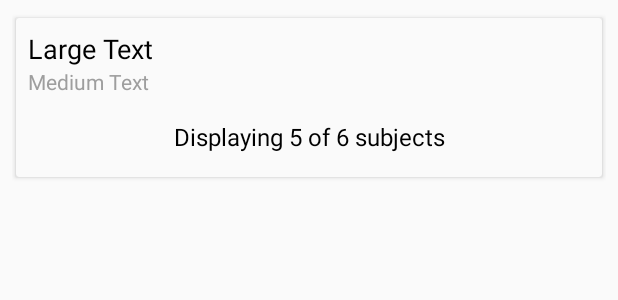
After one commit to nowke/courseview, an Android app: the layout row_document_edit_list.xml on its own in the app's theme, with its tools: preview values and no code run, on a phone screen of 412 x 824 dp. The commit adds this screen. Shown: the top 300 px of the screen. Run offline under Robolectric (Android 15) with nearby library versions, the phone set to English and light mode, and no system bars.

Commit message:
Edit subject activity created

```diff
--- a/app/src/main/java/in/nowke/courseview/MainActivity.java
+++ b/app/src/main/java/in/nowke/courseview/MainActivity.java
@@ -152,6 +152,12 @@ public class MainActivity extends AppCompatActivity implements NavigationView.On
             return true;
         }
 
+        if (item.getItemId() == R.id.menu_edit_subjects) {
+            drawer.closeDrawers();
+            startActivity(new Intent(this, EditSubjectActivity.class));
+            return true;
+        }
+
         item.setChecked(true);
         drawer.closeDrawers();
 
--- a/app/src/main/java/in/nowke/courseview/adapters/CourseviewDBAdapter.java
+++ b/app/src/main/java/in/nowke/courseview/adapters/CourseviewDBAdapter.java
@@ -159,7 +159,7 @@ public class CourseviewDBAdapter {
 
     public List<Document> getDocumentList() {
         SQLiteDatabase db = helper.getReadableDatabase();
-        String columns[] = {CourseDBHelper.DOCUMENT_ID, CourseDBHelper.DOCUMENT_TITLE};
+        String columns[] = {CourseDBHelper.DOCUMENT_ID, CourseDBHelper.DOCUMENT_TITLE, CourseDBHelper.DOCUMENT_OWNER};
         Cursor cursor = db.query(CourseDBHelper.TABLE_DOCUMENT, columns, null, null, null, null, null);
 
         List<Document> documents = new ArrayList<>();
@@ -168,12 +168,15 @@ public class CourseviewDBAdapter {
 
             int index1 = cursor.getColumnIndex(CourseDBHelper.DOCUMENT_ID);
             int index2 = cursor.getColumnIndex(CourseDBHelper.DOCUMENT_TITLE);
+            int index3 = cursor.getColumnIndex(CourseDBHelper.DOCUMENT_OWNER);
 
             long documentId = cursor.getLong(index1);
             String documentTitle = cursor.getString(index2);
+            String documentOwner = cursor.getString(index3);
 
             document.id = documentId;
             document.title = documentTitle;
+            document.owner = documentOwner;
 
             documents.add(document);
         }
--- /dev/null
+++ b/app/src/main/res/layout/row_document_edit_list.xml
@@ -0,0 +1,68 @@
+<?xml version="1.0" encoding="utf-8"?>
+<LinearLayout xmlns:android="http://schemas.android.com/apk/res/android"
+    xmlns:card_view="http://schemas.android.com/apk/res-auto"
+    android:layout_width="match_parent"
+    android:layout_height="match_parent"
+    android:layout_marginBottom="0dp"
+    android:layout_marginLeft="8dp"
+    android:layout_marginRight="8dp"
+    android:layout_marginTop="8dp"
+    android:clickable="true"
+    android:orientation="vertical">
+
+    <android.support.v7.widget.CardView
+        android:layout_width="match_parent"
+        android:layout_height="wrap_content"
+        card_view:cardBackgroundColor="@color/colorWhiteGray"
+        card_view:cardElevation="2dp"
+        android:foreground="?android:attr/selectableItemBackground"
+        android:clickable="true"
+        card_view:cardUseCompatPadding="true">
+
+        <LinearLayout
+            android:layout_width="match_parent"
+            android:layout_height="match_parent"
+            android:orientation="vertical"
+            android:paddingBottom="0dp"
+            android:paddingLeft="8dp"
+            android:paddingRight="8dp"
+            android:paddingTop="8dp">
+
+            <TextView
+                android:id="@+id/documentTitle"
+                android:layout_width="wrap_content"
+                android:layout_height="wrap_content"
+                android:text="Large Text"
+                android:textColor="@color/colorBlack"
+                android:textSize="18sp" />
+
+            <TextView
+                android:id="@+id/documentOwner"
+                android:layout_width="wrap_content"
+                android:layout_height="wrap_content"
+                android:text="Medium Text"
+                android:textColor="@color/colorGrayDark"
+                android:textSize="14sp" />
+
+            <TextView
+                android:id="@+id/documentDisplaySubjects"
+                android:layout_width="match_parent"
+                android:layout_height="wrap_content"
+                android:layout_marginBottom="16dp"
+                android:layout_marginTop="16dp"
+                android:gravity="center"
+                android:text="Displaying 5 of 6 subjects"
+                android:textColor="@color/colorBlack"
+                android:textSize="16sp" />
+
+        </LinearLayout>
+
+    </android.support.v7.widget.CardView>
+
+    <TextView
+        android:id="@+id/documentId"
+        android:layout_width="wrap_content"
+        android:layout_height="wrap_content"
+        android:visibility="gone" />
+
+</LinearLayout>
--- a/app/src/main/res/menu/drawer_view.xml
+++ b/app/src/main/res/menu/drawer_view.xml
@@ -26,6 +26,12 @@
                     android:icon="@drawable/ic_add_box_black_24dp"
                     android:title="@string/menu_add_doc" />
 
+                <item
+                    android:id="@+id/menu_edit_subjects"
+                    android:checkable="false"
+                    android:icon="@drawable/ic_edit_black_24dp"
+                    android:title="@string/menu_edit_sub" />
+
             </group>
         </menu>
 
--- a/app/src/main/res/menu/menu_main.xml
+++ b/app/src/main/res/menu/menu_main.xml
@@ -7,4 +7,5 @@
         android:orderInCategory="100"
         android:title="Contents"
         app:showAsAction="ifRoom" />
+
 </menu>
--- a/app/src/main/res/values/strings.xml
+++ b/app/src/main/res/values/strings.xml
@@ -15,4 +15,6 @@
     <string name="dialog_title_download_failed">Download failed</string>
     <string name="desc_download_failed">Document couldn\'t be downloaded! Try again.</string>
     <string name="button_ok">OK</string>
+    <string name="menu_edit_sub">Edit Subjects</string>
+    <string name="activity_edit_subject">Select Document</string>
 </resources>
```
Also changed, not shown: app/src/main/AndroidManifest.xml (+5 -3 lines), app/src/main/java/in/nowke/courseview/EditSubjectActivity.java (added, +68 -0 lines), app/src/main/java/in/nowke/courseview/adapters/DocumentEditListAdapter.java (added, +70 -0 lines), app/src/main/java/in/nowke/courseview/classes/ClickListener.java (added, +12 -0 lines), app/src/main/java/in/nowke/courseview/classes/RecyclerTouchListener.java (added, +53 -0 lines), app/src/main/res/layout/activity_edit_subject.xml (added, +26 -0 lines), app/src/main/res/drawable-hdpi/ic_edit_black_24dp.png (added), app/src/main/res/drawable-mdpi/ic_edit_black_24dp.png (added), app/src/main/res/drawable-xhdpi/ic_edit_black_24dp.png (added), app/src/main/res/drawable-xxhdpi/ic_edit_black_24dp.png (added), app/src/main/res/drawable-xxxhdpi/ic_edit_black_24dp.png (added).
